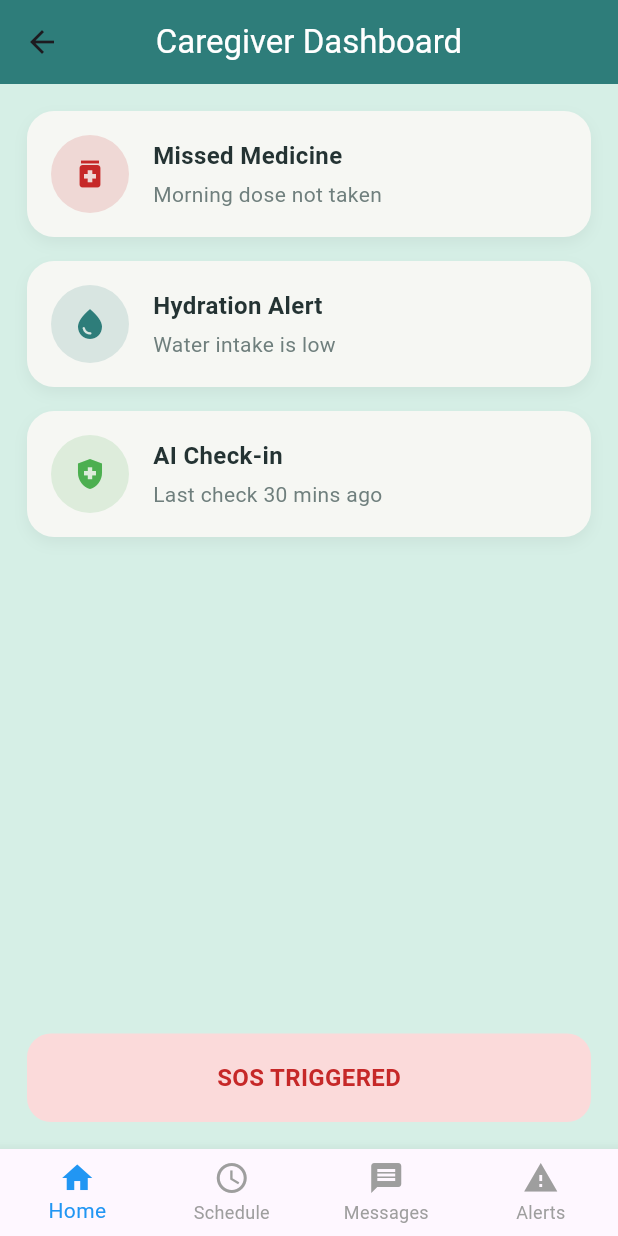
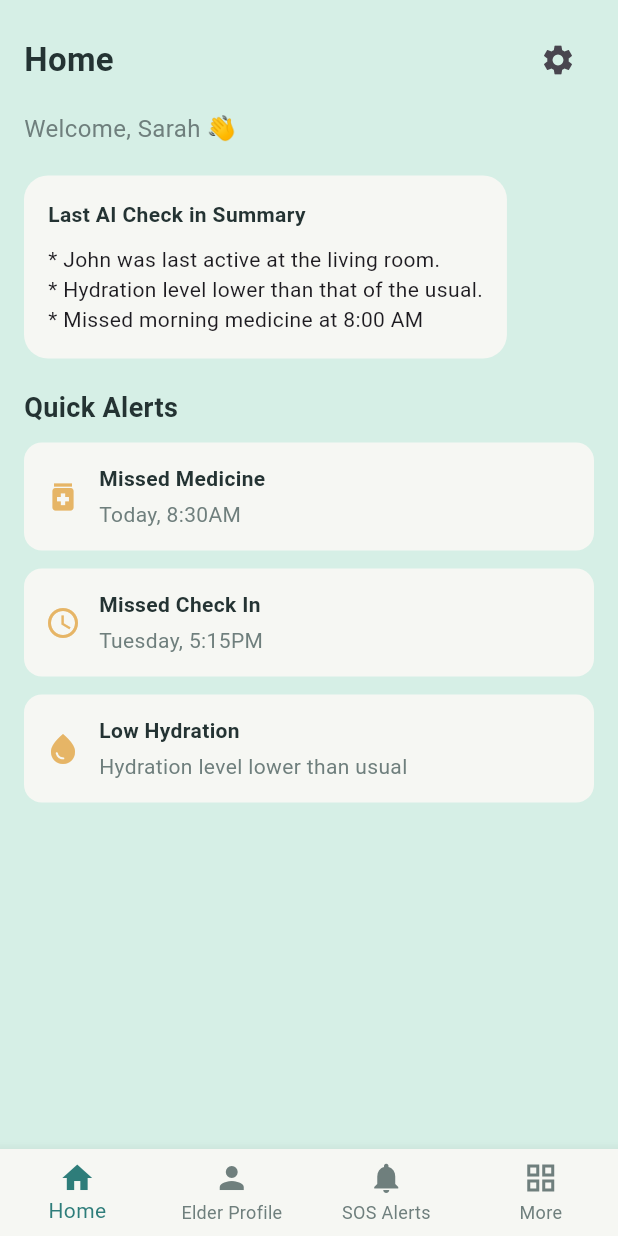
Before and after one commit to CGP-Group-31/Caregiver-mobile-app, a Flutter app: the MainNavigationScreen screen opened directly, on a phone screen of 412 x 824 dp. Run offline on Flutter 3.47's test engine with Material 3 defaults, Android fonts, the phone set to English and light mode, and no system bars; our stand-ins replace device_info_plus, dio, firebase_core, firebase_messaging, flutter_secure_storage; accounts and stored records are empty.

Commit message:
Revert "Merge pull request #15 from CGP-Group-31/sithija"
This reverts commit e62f2c85aae72358df5798fcacd96646dbcae098, reversing
changes made to 329844a9babad068a4f27356ea4fcf3db242e701.

```diff
--- a/lib/core/widgets/caregiver_bottom_navbar.dart
+++ /dev/null
@@ -1,33 +0,0 @@
-import 'package:flutter/material.dart';
-
-class CaregiverBottomNavBar extends StatelessWidget {
-  final int currentIndex;
-  final Function(int) onTap;
-
-  const CaregiverBottomNavBar({
-    super.key,
-    required this.currentIndex,
-    required this.onTap,
-  });
-
-  @override
-  Widget build(BuildContext context) {
-    return BottomNavigationBar(
-      currentIndex: currentIndex,
-      onTap: onTap,
-      type: BottomNavigationBarType.fixed,
-      selectedItemColor: Colors.blue,
-      unselectedItemColor: Colors.grey,
-      items: const [
-        BottomNavigationBarItem(
-            icon: Icon(Icons.home), label: "Home"),
-        BottomNavigationBarItem(
-            icon: Icon(Icons.schedule), label: "Schedule"),
-        BottomNavigationBarItem(
-            icon: Icon(Icons.message), label: "Messages"),
-        BottomNavigationBarItem(
-            icon: Icon(Icons.warning), label: "Alerts"),
-      ],
-    );
-  }
-}
--- a/lib/features/dashboard/dashboard_screen.dart
+++ b/lib/features/dashboard/dashboard_screen.dart
@@ -1,126 +1,175 @@
 import 'package:flutter/material.dart';
-import '../auth/theme.dart';
+import '../../core/session/session_manager.dart';
+import '../auth/login_screen.dart';
+import '../dashboard/app_colors.dart';
+import '../dashboard/settings_screen.dart';
 
 class DashboardScreen extends StatelessWidget {
   const DashboardScreen({super.key});
 
-  Widget buildCard({
-    required String title,
-    required String subtitle,
-    required IconData icon,
-    required Color iconColor,
-  }) {
-    return Container(
-      padding: const EdgeInsets.all(16),
-      margin: const EdgeInsets.only(bottom: 16),
-      decoration: BoxDecoration(
-        color: AppColors.containerBackground,
-        borderRadius: BorderRadius.circular(18),
-        boxShadow: [
-          BoxShadow(
-            color: Colors.black.withOpacity(0.05),
-            blurRadius: 8,
-            offset: const Offset(0, 4),
-          )
-        ],
-      ),
-      child: Row(
-        children: [
-          CircleAvatar(
-            radius: 26,
-            backgroundColor: iconColor.withOpacity(0.15),
-            child: Icon(icon, color: iconColor),
-          ),
-          const SizedBox(width: 16),
-          Column(
-            crossAxisAlignment: CrossAxisAlignment.start,
-            children: [
-              Text(
-                title,
-                style: const TextStyle(
-                  fontWeight: FontWeight.bold,
-                  color: AppColors.primaryText,
-                  fontSize: 16,
-                ),
-              ),
-              const SizedBox(height: 4),
-              Text(
-                subtitle,
-                style: const TextStyle(
-                  color: AppColors.descriptionText,
-                ),
-              ),
-            ],
-          )
-        ],
-      ),
+  Future<void> _logout(BuildContext context) async {
+    await SessionManager.logout();
+
+    if (!context.mounted) return;
+
+    Navigator.pushAndRemoveUntil(
+      context,
+      MaterialPageRoute(builder: (_) => const LoginScreen()),
+          (_) => false,
     );
   }
 
   @override
   Widget build(BuildContext context) {
     return Scaffold(
-      backgroundColor: AppColors.mainBackground,
-      appBar: AppBar(
-        backgroundColor: AppColors.primary,
-        elevation: 0,
-        centerTitle: true,
-        title: const Text(
-          "Caregiver Dashboard",
-          style: TextStyle(color: Colors.white),
-        ),
-      ),
-      body: Padding(
-        padding: const EdgeInsets.all(18),
+      backgroundColor: AppColors.background,
+      body: SafeArea(
+        child: SingleChildScrollView(
+          padding: const EdgeInsets.all(16),
           child: Column(
             crossAxisAlignment: CrossAxisAlignment.start,
             children: [
 
-            buildCard(
-              title: "Missed Medicine",
-              subtitle: "Morning dose not taken",
-              icon: Icons.medication,
-              iconColor: AppColors.sosButton,
+              ///Header
+              Row(
+                mainAxisAlignment: MainAxisAlignment.spaceBetween,
+                children: [
+                  const Text(
+                    "Home",
+                    style: TextStyle(
+                      fontSize: 22,
+                      fontWeight: FontWeight.bold,
+                      color: AppColors.textPrimary,
+                    ),
+                  ),
+                  IconButton(
+                    icon: const Icon(Icons.settings),
+                    onPressed: () {
+                      Navigator.push(
+                        context,
+                        MaterialPageRoute(
+                          builder: (_) => const SettingsScreen(),
+                        ),
+                      );
+                    },
+                  ),
+                ],
               ),
 
-            buildCard(
-              title: "Hydration Alert",
-              subtitle: "Water intake is low",
-              icon: Icons.water_drop,
-              iconColor: AppColors.primary,
+              const SizedBox(height: 10),
+
+              const Text(
+                "Welcome, Sarah 👋",
+                style: TextStyle(
+                  fontSize: 16,
+                  color: AppColors.textSecondary,
+                ),
               ),
 
-            buildCard(
-              title: "AI Check-in",
-              subtitle: "Last check 30 mins ago",
-              icon: Icons.health_and_safety,
-              iconColor: Colors.green,
+              const SizedBox(height: 20),
+
+              ///AI Summary check in part
+              Container(
+                padding: const EdgeInsets.all(16),
+                decoration: BoxDecoration(
+                  color: AppColors.containerBg,
+                  borderRadius: BorderRadius.circular(16),
+                ),
+                child: Column(
+                  crossAxisAlignment: CrossAxisAlignment.start,
+                  children: const [
+                    Text(
+                      "Last AI Check in Summary",
+                      style: TextStyle(
+                        fontWeight: FontWeight.bold,
+                        color: AppColors.textPrimary,
+                      ),
                     ),
 
-            const Spacer(),
-
-            // SOS Section
-            Container(
-              width: double.infinity,
-              padding: const EdgeInsets.all(18),
-              decoration: BoxDecoration(
-                color: AppColors.emergencyBackground,
-                borderRadius: BorderRadius.circular(16),
-              ),
-              child: const Center(
-                child: Text(
-                  "SOS TRIGGERED",
-                  style: TextStyle(
-                    color: AppColors.sosButton,
-                    fontWeight: FontWeight.bold,
-                    fontSize: 16,
+                    SizedBox(height: 10),
+                    Text("* John was last active at the living room."),
+                    Text("* Hydration level lower than that of the usual."),
+                    Text("* Missed morning medicine at 8:00 AM"),
+                  ],
                 ),
               ),
+
+              const SizedBox(height: 20),
+
+              ///Quick alerts
+              const Text(
+                "Quick Alerts",
+                style: TextStyle(
+                  fontSize: 18,
+                  fontWeight: FontWeight.bold,
+                  color: AppColors.textPrimary,
+                ),
+              ),
+
+              const SizedBox(height: 10),
+
+              _alertTile(
+                title: "Missed Medicine",
+                subtitle: "Today, 8:30AM",
+                icon: Icons.medication,
+                color: AppColors.warning,
+              ),
+
+              _alertTile(
+                title: "Missed Check In",
+                subtitle: "Tuesday, 5:15PM",
+                icon: Icons.access_time,
+                color: AppColors.warning,
+              ),
+
+              _alertTile(
+                title: "Low Hydration",
+                subtitle: "Hydration level lower than usual",
+                icon: Icons.water_drop,
+                color: AppColors.warning,
+              ),
+            ],
+          ),
+        ),
+      ),
+    );
+  }
+
+  Widget _alertTile({
+    required String title,
+    required String subtitle,
+    required IconData icon,
+    required Color color,
+  }) {
+    return Container(
+      margin: const EdgeInsets.only(bottom: 12),
+      padding: const EdgeInsets.all(14),
+      decoration: BoxDecoration(
+        color: AppColors.containerBg,
+        borderRadius: BorderRadius.circular(12),
+      ),
+      child: Row(
+        children: [
+          Icon(icon, color: color,),
+          const SizedBox(width: 12),
+          Expanded(
+            child: Column(
+              crossAxisAlignment: CrossAxisAlignment.start,
+              children: [
+                Text(title,
+                    style: const TextStyle(
+                        fontWeight: FontWeight.bold,
+                        color: AppColors.textPrimary)),
+                const SizedBox(height: 4),
+                Text(
+                  subtitle,
+                  style: const TextStyle(color: AppColors.textSecondary),
+                ),
+              ],
             ),
           ),
         ],
       ),
-      ),
     );
   }
 }
--- a/lib/features/dashboard/main_navigation_screen.dart
+++ b/lib/features/dashboard/main_navigation_screen.dart
@@ -1,55 +1,75 @@
 import 'package:flutter/material.dart';
-import 'dashboard_screen.dart';
-import '../schedule/schedule_screen.dart';
-import '../messages/messages_screen.dart';
-import '../alerts/alerts_screen.dart';
-import '../../core/widgets/caregiver_bottom_navbar.dart';
+import '../dashboard/dashboard_screen.dart';
 
-class MainNavigationScreen extends StatefulWidget {
+class MainNavigationScreen extends StatefulWidget{
   const MainNavigationScreen({super.key});
 
   @override
-  State<MainNavigationScreen> createState() =>
-      _MainNavigationScreenState();
+  State<MainNavigationScreen> createState() => _MainNavigationScreenState();
 }
 
-class _MainNavigationScreenState
-    extends State<MainNavigationScreen> {
+class _MainNavigationScreenState extends State<MainNavigationScreen> {
+  int _selectedIndex = 0;
 
-  int _currentIndex = 0;
-
-  final List<Widget> _pages = const [
+  final List<Widget> _screens = const [
     DashboardScreen(),
-    ScheduleScreen(),
-    MessagesScreen(),
-    AlertsScreen(),
+    PlaceholderScreen(title: "Elder Profile"),
+    PlaceholderScreen(title: "SOS Alerts"),
+    PlaceholderScreen(title: "More"),
   ];
 
-  void _onTabTapped(int index) {
+  void _onItemTapped(int index) {
     setState(() {
-      _currentIndex = index;
+      _selectedIndex = index;
     });
   }
 
   @override
+  Widget build(BuildContext context){
+    return Scaffold(
+      body: _screens[_selectedIndex],
+      bottomNavigationBar: BottomNavigationBar(
+        currentIndex: _selectedIndex,
+        onTap: _onItemTapped,
+        selectedItemColor: const Color(0xFF2E7D7A),
+        unselectedItemColor: const Color(0xFF6F7F7D),
+        backgroundColor: const Color(0xFFF6F7F3),
+        type: BottomNavigationBarType.fixed,
+        items: const [
+          BottomNavigationBarItem(
+            icon: Icon(Icons.home),
+            label: "Home",
+          ),
+          BottomNavigationBarItem(
+            icon: Icon(Icons.person),
+            label: "Elder Profile",
+          ),
+          BottomNavigationBarItem(
+            icon: Icon(Icons.notifications),
+            label: "SOS Alerts",
+          ),
+          BottomNavigationBarItem(
+            icon: Icon(Icons.grid_view),
+            label: "More",
+          ),
+        ],
+      ),
+    );
+  }
+}
+
+class PlaceholderScreen extends StatelessWidget {
+  final String title;
+
+  const PlaceholderScreen({super.key, required this.title});
+
+  @override
   Widget build(BuildContext context) {
-
-    return WillPopScope(
-      onWillPop: () async {
-        if (_currentIndex != 0) {
-          setState(() {
-            _currentIndex = 0;
-          });
-          return false;
-        }
-        return true;
-      },
-      child: Scaffold(
-        body: _pages[_currentIndex],
-
-        bottomNavigationBar: CaregiverBottomNavBar(
-          currentIndex: _currentIndex,
-          onTap: _onTabTapped,
+    return Scaffold(
+      body: Center(
+        child: Text(
+          title,
+          style: const TextStyle(fontSize: 20),
         ),
       ),
     );
```
Also changed, not shown: lib/features/alerts/alerts_screen.dart (deleted, +0 -12 lines), lib/features/messages/messages_screen.dart (deleted, +0 -137 lines), lib/features/schedule/schedule_screen.dart (deleted, +0 -12 lines). Lines whose indentation alone changed are shown as unchanged.
